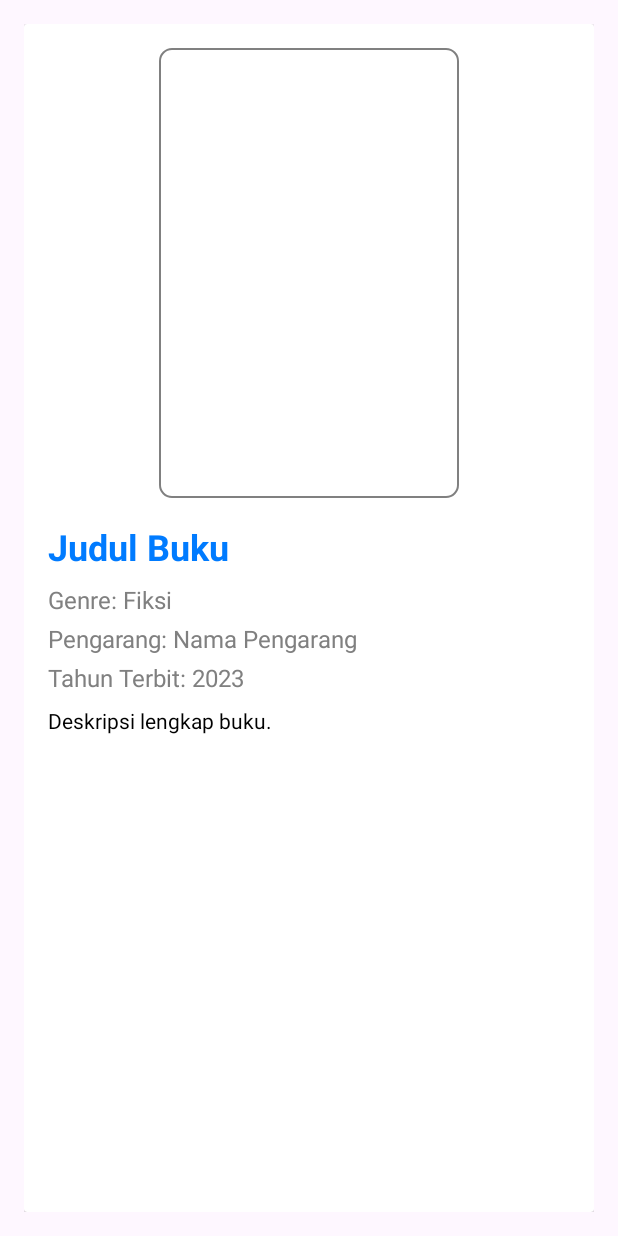
After one commit to alzzneon/BooksLibrary, an Android app: the layout fragment_detail_book.xml on its own in the app's theme, with its tools: preview values and no code run, on a phone screen of 412 x 824 dp. The commit adds this screen. Run offline under Robolectric (Android 15) with nearby library versions, the phone set to English and light mode, and no system bars.

Commit message:
Update : Detail Boook & Header by Genre (Book)

```diff
--- a/app/src/main/java/com/project/BooksLibrary/MainActivity.kt
+++ b/app/src/main/java/com/project/BooksLibrary/MainActivity.kt
@@ -33,6 +33,7 @@ class MainActivity : AppCompatActivity() {
                 R.id.booksFragment -> "Books"
                 R.id.lendingFragment -> "Lending"
                 R.id.addBookFragment -> "Add Book"
+                R.id.detailBookFragment -> "Detail of Book"
                 else -> "Default Title"
             }
         }
--- /dev/null
+++ b/app/src/main/res/layout/fragment_detail_book.xml
@@ -0,0 +1,87 @@
+<androidx.constraintlayout.widget.ConstraintLayout
+    xmlns:android="http://schemas.android.com/apk/res/android"
+    xmlns:app="http://schemas.android.com/apk/res-auto"
+    android:layout_width="match_parent"
+    android:layout_height="match_parent"
+    android:padding="16dp">
+
+    <android.widget.ScrollView
+        android:layout_width="match_parent"
+        android:layout_height="match_parent"
+        android:scrollbars="none"
+        android:fillViewport="true">
+
+        <androidx.cardview.widget.CardView
+            android:layout_width="match_parent"
+            android:layout_height="wrap_content"
+            app:layout_constraintTop_toTopOf="parent"
+            app:layout_constraintStart_toStartOf="parent"
+            app:layout_constraintEnd_toEndOf="parent"
+            app:layout_constraintBottom_toBottomOf="parent">
+
+            <LinearLayout
+                android:layout_width="match_parent"
+                android:layout_height="wrap_content"
+                android:orientation="vertical"
+                android:padding="16dp">
+
+                <ImageView
+                    android:id="@+id/ivDetailCover"
+                    android:layout_width="200dp"
+                    android:layout_height="300dp"
+                    android:layout_gravity="center"
+                    android:layout_marginBottom="16dp"
+                    android:scaleType="centerCrop"
+                    android:background="@drawable/cover_background" />
+
+                <TextView
+                    android:id="@+id/tvDetailTitle"
+                    android:layout_width="match_parent"
+                    android:layout_height="wrap_content"
+                    android:text="Judul Buku"
+                    android:textColor="@color/primary"
+                    android:textSize="24sp"
+                    android:textStyle="bold"
+                    android:layout_marginBottom="8dp" />
+
+                <TextView
+                    android:id="@+id/tvDetailGenre"
+                    android:layout_width="wrap_content"
+                    android:layout_height="wrap_content"
+                    android:text="Genre: Fiksi"
+                    android:textColor="@color/gray"
+                    android:textSize="16sp"
+                    android:layout_marginBottom="4dp" />
+
+                <TextView
+                    android:id="@+id/tvDetailAuthor"
+                    android:layout_width="wrap_content"
+                    android:layout_height="wrap_content"
+                    android:text="Pengarang: Nama Pengarang"
+                    android:textColor="@color/gray"
+                    android:textSize="16sp"
+                    android:layout_marginBottom="4dp" />
+
+                <TextView
+                    android:id="@+id/tvDetailYearPublish"
+                    android:layout_width="wrap_content"
+                    android:layout_height="wrap_content"
+                    android:text="Tahun Terbit: 2023"
+                    android:textColor="@color/gray"
+                    android:textSize="16sp"
+                    android:layout_marginBottom="8dp" />
+
+                <TextView
+                    android:id="@+id/tvDetailDescription"
+                    android:layout_width="match_parent"
+                    android:layout_height="wrap_content"
+                    android:text="Deskripsi lengkap buku."
+                    android:textColor="@color/black"
+                    android:textSize="14sp"
+                    android:layout_marginBottom="16dp" />
+            </LinearLayout>
+        </androidx.cardview.widget.CardView>
+
+    </android.widget.ScrollView>
+
+</androidx.constraintlayout.widget.ConstraintLayout>
```
Also changed, not shown: app/src/main/java/com/project/BooksLibrary/API/repository/BookRepository.kt (+9 -0 lines), app/src/main/java/com/project/BooksLibrary/LendingFragment.kt (+0 -41 lines), app/src/main/java/com/project/BooksLibrary/adapter/BukuAdapter.kt (+11 -6 lines), app/src/main/java/com/project/BooksLibrary/list/BooksFragment.kt (+10 -3 lines), app/src/main/java/com/project/BooksLibrary/list/DetailBookFragment.kt (added, +59 -0 lines), app/src/main/java/com/project/BooksLibrary/viewModel/BukuViewModel.kt (+15 -0 lines), app/src/main/res/navigation/my_nav.xml (+8 -0 lines), app/src/main/java/com/project/BooksLibrary/model/Book.kt (line endings or trailing spaces).
